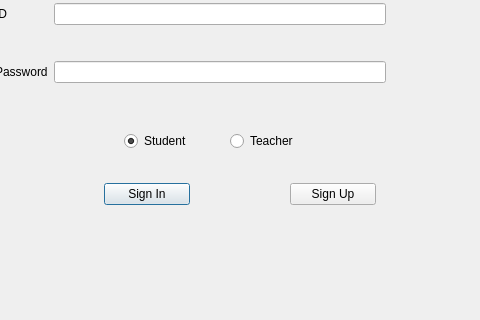
The window that Jobs-of-SoftwareEngineer/Codeing/Scut/login.ui (CSLP/CPP) describes before a commit, drawn with Qt 5; both pictures show x 146 to 626 and y 153 to 473 of the 717 by 473 pixel window.
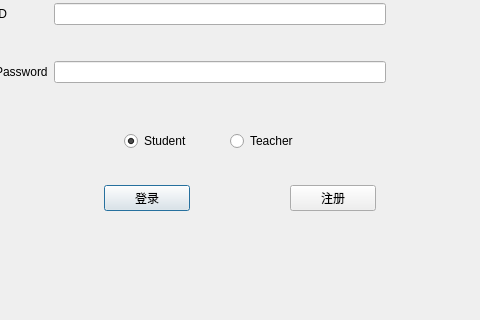
The same window after the commit.

The edit to the form file:
```diff
--- a/Jobs-of-SoftwareEngineer/Codeing/Scut/login.ui
+++ b/Jobs-of-SoftwareEngineer/Codeing/Scut/login.ui
@@ -87,7 +87,7 @@
      <x>250</x>
      <y>330</y>
      <width>272</width>
-     <height>34</height>
+     <height>42</height>
     </rect>
    </property>
    <layout class="QHBoxLayout" name="horizontalLayout_2">
@@ -97,7 +97,7 @@
     <item>
      <widget class="QPushButton" name="signInPushButton">
       <property name="text">
-       <string>Sign In</string>
+       <string>登录</string>
       </property>
      </widget>
     </item>
@@ -107,7 +107,7 @@
        <bool>true</bool>
       </property>
       <property name="text">
-       <string>Sign Up</string>
+       <string>注册</string>
       </property>
      </widget>
     </item>
```
